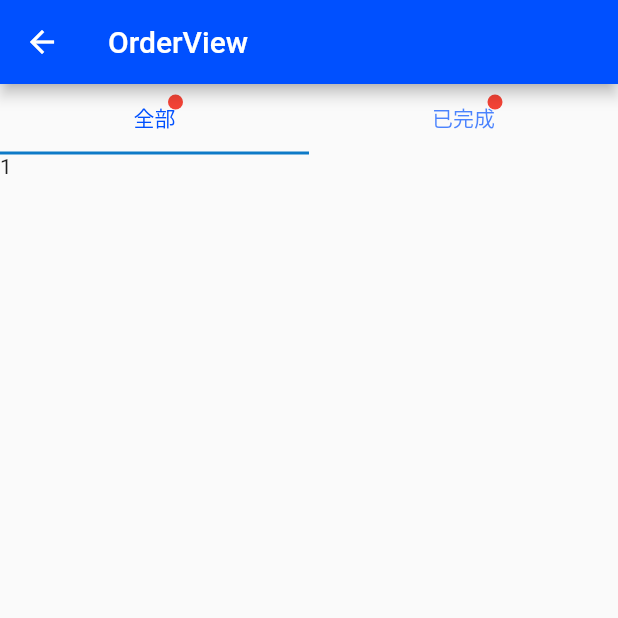
After one commit to Invincible1996/flutter_app25, a Flutter app: the OrderView screen opened by its route, on a phone screen of 412 x 824 dp, the top half of it. The commit adds this screen. Run offline on Flutter 3.47's test engine with Material 2 defaults, Android fonts, the phone set to English and light mode, and no system bars; our stand-ins replace fl_chart, flutter_slidable, get, getwidget, logger; network calls fail.

Commit message:
add order view

```diff
--- a/lib/app/modules/home/controllers/home_controller.dart
+++ b/lib/app/modules/home/controllers/home_controller.dart
@@ -13,6 +13,7 @@ class HomeController extends GetxController {
     pageState.value = PageState.busy;
     MatchProvider().getMatches().then((res) {
       list.assignAll(res);
+
       pageState.value = PageState.idle;
     }).catchError((err) {
       pageState.value = PageState.error;
--- a/lib/app/modules/home/provider/match_provider.dart
+++ b/lib/app/modules/home/provider/match_provider.dart
@@ -34,7 +34,6 @@ class MatchProvider extends GetConnect {
 
     logger.v(matchModel.toJson());
     logger.v(matchModel.matchs?.first.dataList?.first.team2);
-    // print(matchModel.matchs?.first.toJson());
 
     return matchModel.matchs ?? [];
   }
--- /dev/null
+++ b/lib/app/modules/order/views/order_view.dart
@@ -0,0 +1,97 @@
+import 'package:flutter/material.dart';
+import 'package:flutter_app25/app/style/custom_style.dart';
+
+class OrderView extends StatefulWidget {
+  const OrderView({Key? key}) : super(key: key);
+
+  @override
+  _OrderViewState createState() => _OrderViewState();
+}
+
+class _OrderViewState extends State<OrderView> with SingleTickerProviderStateMixin {
+  late TabController _tabController;
+
+  @override
+  initState() {
+    super.initState();
+    _tabController = TabController(length: 2, vsync: this);
+  }
+
+  @override
+  Widget build(BuildContext context) {
+    return Scaffold(
+      appBar: AppBar(title: const Text('OrderView')),
+      body: Column(
+        children: [
+          TabBar(
+            controller: _tabController,
+            tabs: [
+              Container(
+                height: 45,
+                child: Stack(
+                  children: [
+                    const Padding(
+                      padding: EdgeInsets.all(5.0),
+                      child: Text('全部'),
+                    ),
+                    Positioned(
+                      right: 0,
+                      child: Container(
+                        width: 10,
+                        height: 10,
+                        decoration: const BoxDecoration(
+                          shape: BoxShape.circle,
+                          color: Colors.red,
+                        ),
+                      ),
+                    )
+                  ],
+                ),
+                alignment: Alignment.center,
+              ),
+              Container(
+                height: 45,
+                child: Stack(
+                  children: [
+                    const Padding(
+                      padding: EdgeInsets.all(5.0),
+                      child: Text('已完成'),
+                    ),
+                    Positioned(
+                      right: 0,
+                      child: Container(
+                        width: 10,
+                        height: 10,
+                        decoration: const BoxDecoration(
+                          shape: BoxShape.circle,
+                          color: Colors.red,
+                        ),
+                      ),
+                    )
+                  ],
+                ),
+                alignment: Alignment.center,
+              ),
+            ],
+            labelColor: CustomStyle.primaryColor,
+          ),
+          Expanded(
+            flex: 1,
+            child: TabBarView(
+              controller: _tabController,
+              children: const [
+                Text('1'),
+                Text('2'),
+              ],
+            ),
+          )
+        ],
+      ),
+    );
+  }
+
+  @override
+  void dispose() {
+    super.dispose();
+  }
+}
--- a/lib/app/routes/app_pages.dart
+++ b/lib/app/routes/app_pages.dart
@@ -12,6 +12,8 @@ import 'package:flutter_app25/app/modules/message/bindings/message_binding.dart'
 import 'package:flutter_app25/app/modules/message/views/message_view.dart';
 import 'package:flutter_app25/app/modules/my_address/bindings/my_address_binding.dart';
 import 'package:flutter_app25/app/modules/my_address/views/my_address_view.dart';
+import 'package:flutter_app25/app/modules/order/bindings/order_binding.dart';
+import 'package:flutter_app25/app/modules/order/views/order_view.dart';
 import 'package:flutter_app25/app/modules/setting/bindings/setting_binding.dart';
 import 'package:flutter_app25/app/modules/setting/views/setting_view.dart';
 import 'package:flutter_app25/app/modules/user/bindings/user_binding.dart';
@@ -65,5 +67,10 @@ class AppPages {
       page: () => IntegralView(),
       binding: IntegralBinding(),
     ),
+    GetPage(
+      name: _Paths.ORDER,
+      page: () => OrderView(),
+      binding: OrderBinding(),
+    ),
   ];
 }
--- a/lib/app/routes/app_routes.dart
+++ b/lib/app/routes/app_routes.dart
@@ -12,6 +12,7 @@ abstract class Routes {
   static const MY_ADDRESS = _Paths.MY_ADDRESS;
   static const ADRESS_DETAIL = _Paths.ADRESS_DETAIL;
   static const INTEGRAL = _Paths.INTEGRAL;
+  static const ORDER = _Paths.ORDER;
 }
 
 abstract class _Paths {
@@ -23,4 +24,5 @@ abstract class _Paths {
   static const MY_ADDRESS = '/my-address';
   static const ADRESS_DETAIL = '/adress-detail';
   static const INTEGRAL = '/integral';
+  static const ORDER = '/order';
 }
```
Also changed, not shown: lib/app/modules/integral/views/integral_view.dart (+8 -0 lines), lib/app/modules/order/bindings/order_binding.dart (added, +12 -0 lines), lib/app/modules/order/controllers/order_controller.dart (added, +22 -0 lines), lib/app/modules/user/views/user_view.dart (+10 -3 lines).
